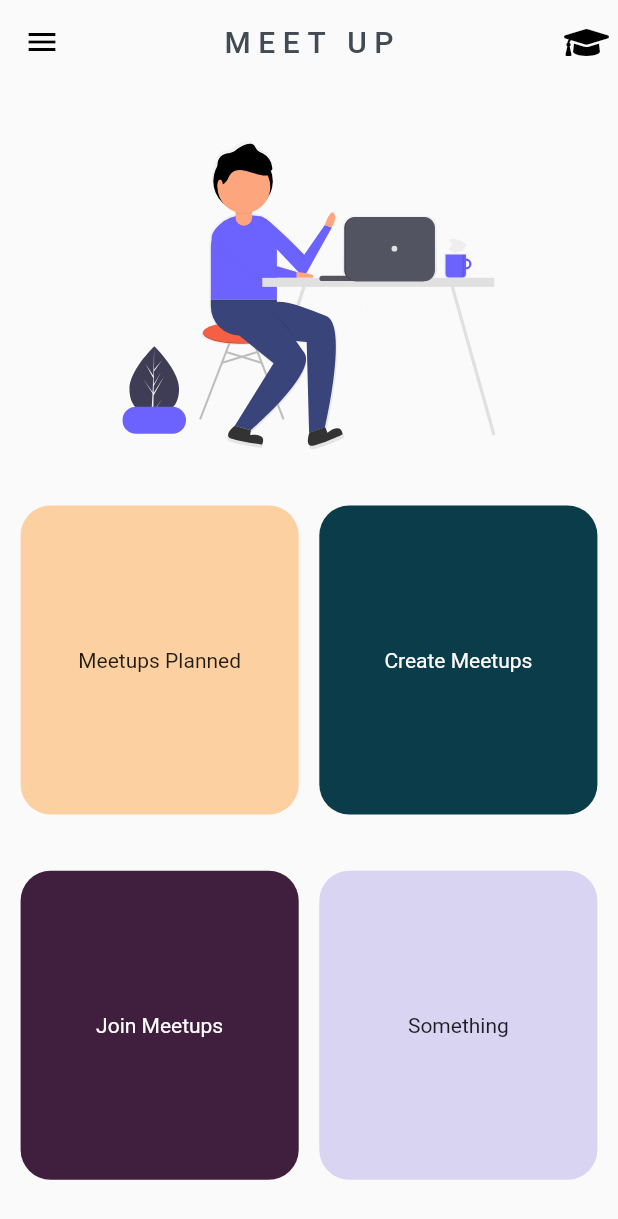
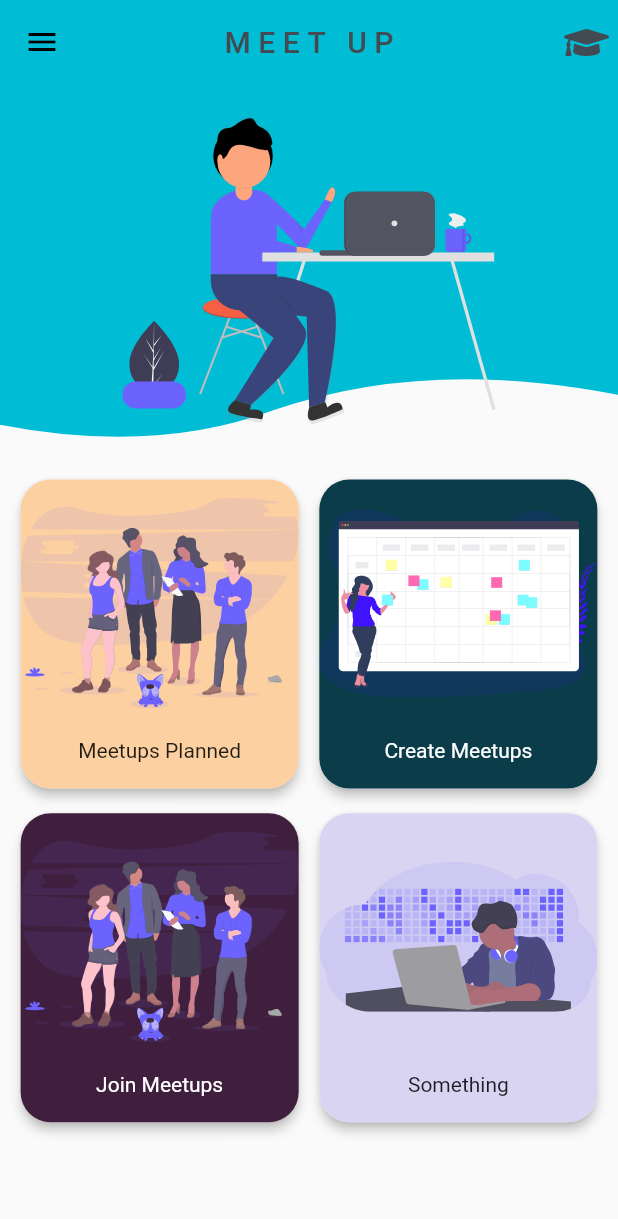
Before and after one commit to fnplus/enroll-me-flutter, a Flutter app: the HomePage screen opened by its route, on a phone screen of 412 x 824 dp. Shown: the top 1219 px of the screen. Run offline on Flutter 3.47's test engine with Material 2 defaults, Android fonts, the phone set to English and light mode, and no system bars; our stand-ins replace flutter_custom_clippers, flutter_svg, flutter_tags, font_awesome_flutter; missing offline and left inert: groovin_widgets; network calls fail.

Commit message:
Made UI responsive. Added TODOs yet to be done.

```diff
--- a/lib/app/ui/pages/homePage.dart
+++ b/lib/app/ui/pages/homePage.dart
@@ -3,6 +3,7 @@ import 'package:enroll_me/app/widgets/customDrawer.dart';
 import 'package:flutter/material.dart';
 import 'package:flutter_svg/flutter_svg.dart';
 import 'package:font_awesome_flutter/font_awesome_flutter.dart';
+import 'package:flutter_custom_clippers/flutter_custom_clippers.dart';
 
 class HomePage extends StatefulWidget {
   @override
@@ -17,7 +18,7 @@ class _HomePageState extends State<HomePage> {
     return Scaffold(
       drawer: CustomDrawer(),
       appBar: AppBar(
-        backgroundColor: Colors.transparent,
+        backgroundColor: Colors.cyan,
         elevation: 0,
         iconTheme: IconThemeData(color: Colors.black),
         title: Text(
@@ -28,29 +29,51 @@ class _HomePageState extends State<HomePage> {
         actions: <Widget>[
           IconButton(
             icon: Icon(FontAwesomeIcons.graduationCap),
+            color: Color(0xFF424b54),
             onPressed: () {
               Navigator.of(context).pushNamed("/userDetails");
             },
           )
         ],
       ),
-      body: Column(
-        mainAxisAlignment: MainAxisAlignment.spaceEvenly,
+      body: SingleChildScrollView(
+              child: Column(
+          mainAxisAlignment: MainAxisAlignment.start,
           crossAxisAlignment: CrossAxisAlignment.center,
           children: <Widget>[
+            Container(
+              child: Stack(
+                alignment: Alignment.center,
+                children: <Widget>[
+                  ClipPath(
+                    clipper: WaveClipperTwo(),
+                    child: Container(
+                      height: MediaQuery.of(context).size.height * 0.30,
+                      color: Colors.cyan
+                    ),
+                  ),
                   Container(
                     height: MediaQuery.of(context).size.height * 0.25,
                     child: SvgPicture.asset("assets/images/homepage.svg"),
                   ),
+                ],
+              ),
+            ),
+            SizedBox(height:MediaQuery.of(context).size.height * 0.02 ),
             Row(
               mainAxisAlignment: MainAxisAlignment.spaceEvenly,
               children: <Widget>[
-              new CustomCard(
+
+                //TODO: Setup onTap Behaviours for all 4 cards by giving routeName
+
+                CustomCard(
                   height: height,
                   width: width,
                   code: 0xFFfcd0a1,
                   isDark: false,
                   text: "Meetups Planned",
+                  imageName: 'teamwork.svg',
+                  routeName: null,
                 ),
                 CustomCard(
                   code: 0xFF0b3c49,
@@ -58,9 +81,12 @@ class _HomePageState extends State<HomePage> {
                   isDark: true,
                   text: "Create Meetups",
                   width: width,
+                  imageName: 'create-meetup.svg',
+                  routeName: null,
                 ),
               ],
             ),
+            SizedBox(height:MediaQuery.of(context).size.height * 0.02 ),
             Row(
               mainAxisAlignment: MainAxisAlignment.spaceEvenly,
               children: <Widget>[
@@ -70,6 +96,8 @@ class _HomePageState extends State<HomePage> {
                   isDark: true,
                   text: "Join Meetups",
                   width: width,
+                  imageName: 'teamwork.svg',
+                  routeName: null,
                 ),
                 CustomCard(
                   code: 0xFFd8d4f2,
@@ -77,10 +105,14 @@ class _HomePageState extends State<HomePage> {
                   isDark: false,
                   text: "Something",
                   width: width,
+                  imageName: 'card.svg',
+                  routeName: null,
                 ),
               ],
-          )
+            ),
+            SizedBox(height:MediaQuery.of(context).size.height * 0.02 ),
           ],
+        ),
       ),
     );
   }
--- a/lib/app/ui/pages/signUpPage.dart
+++ b/lib/app/ui/pages/signUpPage.dart
@@ -60,6 +60,8 @@ class _SignUpPageState extends State<SignUpPage>
                 SizedBox(
                   height: 20,
                 ),
+
+                //TODO: Setup Login Flow Method for all three Buttons
                 GoogleSignUpBtn(),
                 SizedBox(
                   height: 20,
--- a/lib/app/widgets/customCard.dart
+++ b/lib/app/widgets/customCard.dart
@@ -1,10 +1,14 @@
 import 'package:flutter/material.dart';
+import 'package:flutter_svg/flutter_svg.dart';
+
 class CustomCard extends StatelessWidget {
   final double height;
   final double width;
   final String text;
   final int code;
   final bool isDark;
+  final String imageName;
+  final String routeName;
 
   const CustomCard(
       {Key key,
@@ -12,25 +16,46 @@ class CustomCard extends StatelessWidget {
       @required this.width,
       @required this.text,
       @required this.code,
-      @required this.isDark})
+      @required this.isDark,
+      @required this.imageName,
+      this.routeName})
       : super(key: key);
 
   @override
   Widget build(BuildContext context) {
     return Center(
+      child: GestureDetector(
+        onTap: () {
+          Navigator.of(context).pushNamed(routeName);
+        },
         child: Material(
+          elevation: 3,
+          borderRadius: BorderRadius.circular(20),
           child: Container(
             height: height,
             width: width,
             alignment: Alignment.center,
+            child: Column(
+              mainAxisAlignment: MainAxisAlignment.start,
+              children: <Widget>[
+                SvgPicture.asset('assets/images/' + imageName,
+                    height: height * 0.80),
+                Padding(
+                  padding: const EdgeInsets.all(8.0),
                   child: isDark
                       ? Text(
                           text,
                           style: TextStyle(color: Colors.white),
                         )
                       : Text(text),
+                ),
+              ],
+            ),
             decoration: BoxDecoration(
-              color: Color(code), borderRadius: BorderRadius.circular(20)),
+              color: Color(code),
+              borderRadius: BorderRadius.circular(20),
+            ),
+          ),
         ),
       ),
     );
--- a/pubspec.yaml
+++ b/pubspec.yaml
@@ -35,6 +35,8 @@ dependencies:
 
   font_awesome_flutter: ^8.5.0
 
+  flutter_custom_clippers: ^1.1.0
+
 dev_dependencies:
   flutter_test:
     sdk: flutter
@@ -55,6 +57,9 @@ flutter:
   assets:
    - assets/images/welcome.svg
    - assets/images/homepage.svg
+   - assets/images/card.svg
+   - assets/images/teamwork.svg
+   - assets/images/create-meetup.svg
 
   # An image asset can refer to one or more resolution-specific "variants", see
   # https://flutter.io/assets-and-images/#resolution-aware.
```
Also changed, not shown: assets/images/card.png (added), assets/images/card.svg (added), assets/images/create-meetup.svg (added), assets/images/teamwork.svg (added), pubspec.lock. Lines whose indentation alone changed are shown as unchanged.
